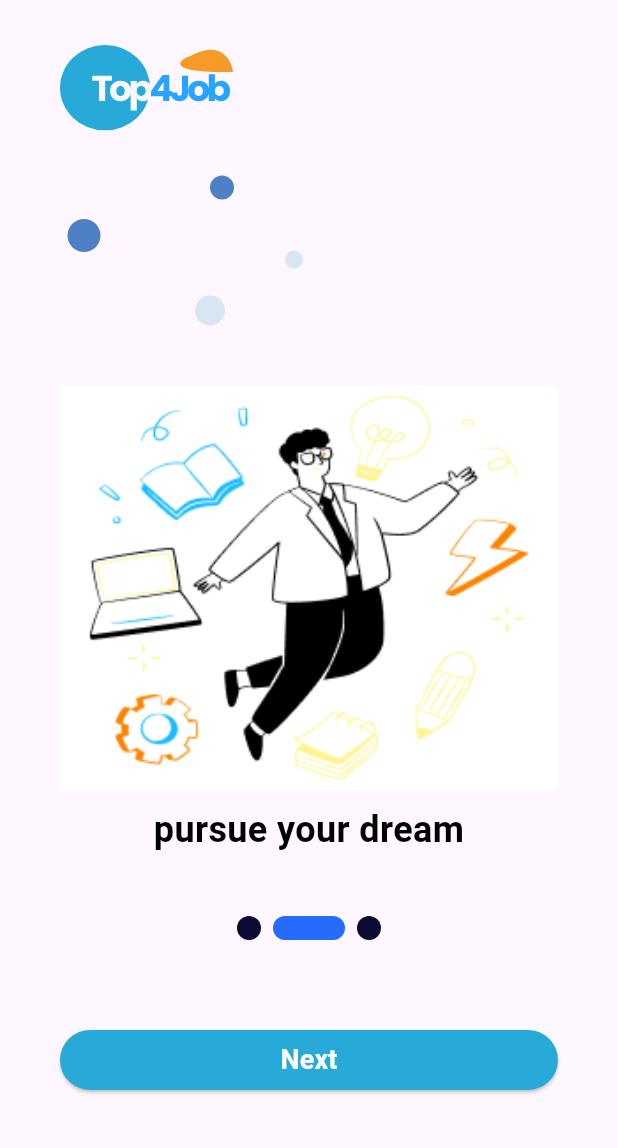
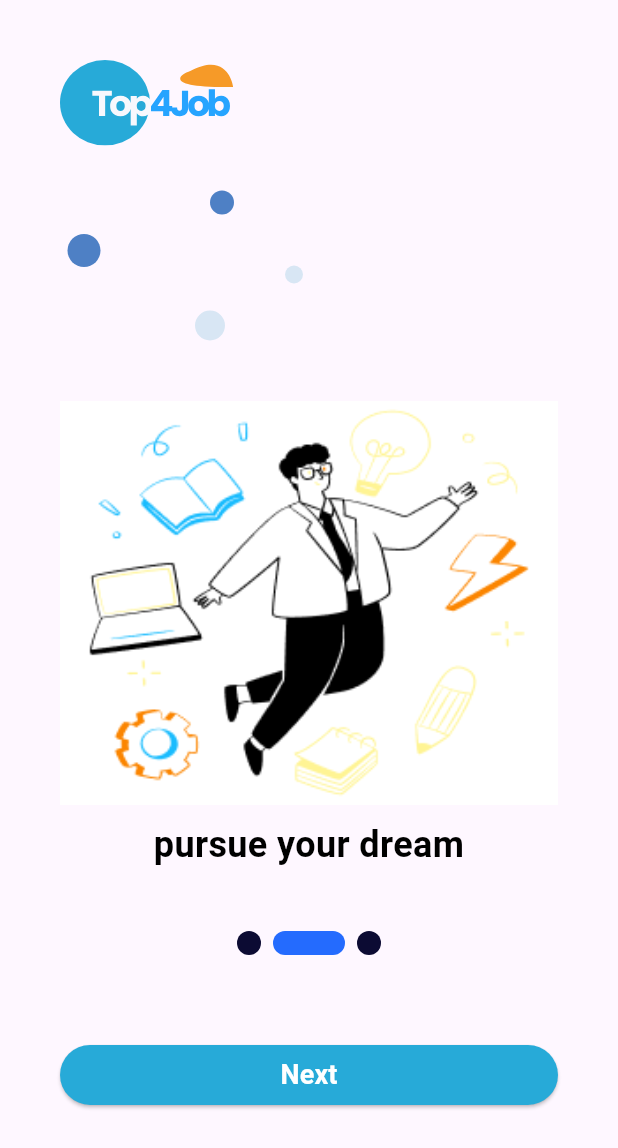
Before and after one commit to AyaEltantawy/top4job, a Flutter app: the screen it shows after launch, swiped to page 2, on a phone screen of 412 x 824 dp. Shown: the top 1148 px of the screen. Run offline on Flutter 3.47's test engine with Material 3 defaults, Android fonts, the phone set to English and light mode, and no system bars; drawn by our look-alikes of smooth_page_indicator; our stand-ins replace bloc, date_field, equatable, firebase_auth, firebase_core, flutter_bloc and 4 more; missing offline and left inert: animated_snack_bar; accounts and stored records are empty.

Commit message:
first commit

```diff
--- a/lib/features/on_boarding_screens/widgets/on_boarding_second_screen.dart
+++ b/lib/features/on_boarding_screens/widgets/on_boarding_second_screen.dart
@@ -17,7 +17,7 @@ class OnBoardingSecondScreen extends StatelessWidget {
   Widget build(BuildContext context) {
     return Scaffold(
       body:  ListView(
-        padding: EdgeInsets.only(left: 40, top: 30, right: 40),
+        padding: EdgeInsets.only(left: 40, top: 40, right: 40),
         children: [
           SvgPicture.asset(
             "assets/svgs/Logo.svg",
```
